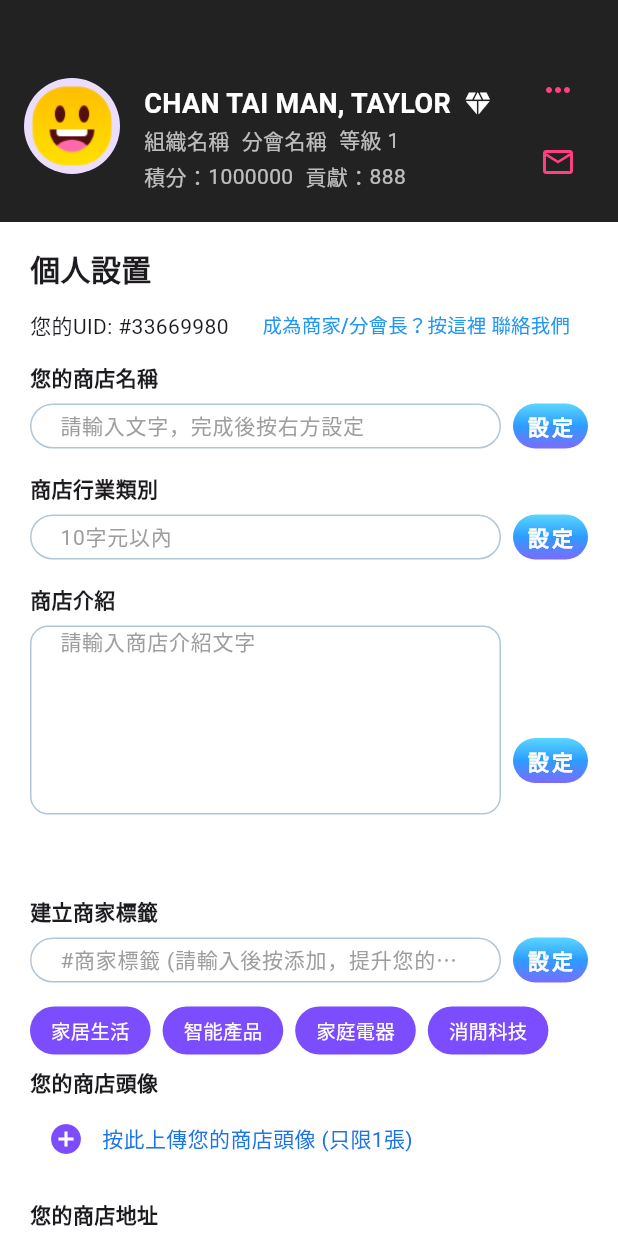
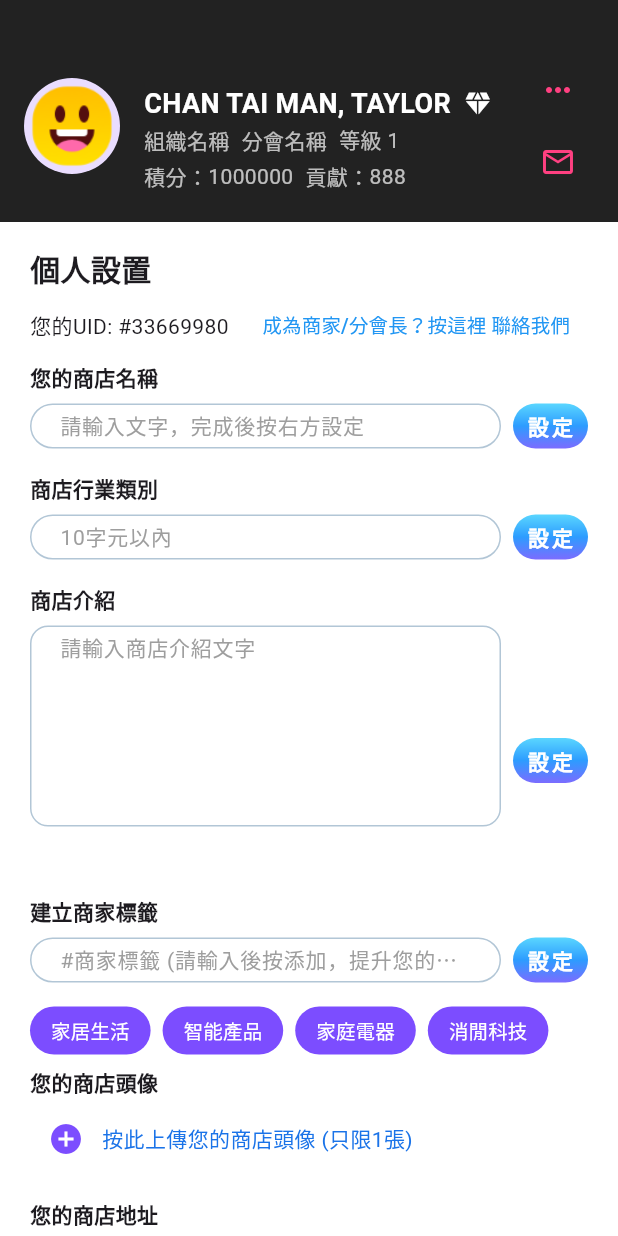
Before and after one commit to wangqiwei66/business_synerthink, a Flutter app: the SettingView screen opened directly, on a phone screen of 412 x 824 dp. Run offline on Flutter 3.47's test engine with Material 3 defaults, Android fonts, the light colour scheme and no system bars; our stand-ins replace auto_size_text, cached_network_image, dio, fl_chart, flutter_animate, flutter_easyloading and 14 more; missing offline and left inert: dart:ffi, flutter_cupertino_datetime_picker, fluwx, jwt_decode, qr_code_scanner; accounts and stored records are empty; Roboto replaces fonts that are missing (PingFang SC).

Commit message:
优化输入框高度约束和内边距，调整焦点边框颜色

```diff
--- a/lib/app/pages/setting_view.dart
+++ b/lib/app/pages/setting_view.dart
@@ -183,8 +183,8 @@ class SettingView extends StatelessWidget {
             Expanded(
               child: ConstrainedBox(
                 constraints: BoxConstraints(
-                  minHeight: 30.0 * maxLines,
-                  maxHeight: 30.0 * maxLines,
+                  minHeight: height,
+                  maxHeight: height,
                 ),
                 child: TextField(
                   style: const TextStyle(
@@ -213,7 +213,7 @@ class SettingView extends StatelessWidget {
                     hintStyle:
                         const TextStyle(color: Colors.grey, fontSize: 14),
                     contentPadding:
-                        const EdgeInsets.symmetric(horizontal: 16, vertical: 0),
+                        const EdgeInsets.symmetric(horizontal: 16, vertical: 4),
                     border: OutlineInputBorder(
                       borderRadius: borderRadius,
                       borderSide: const BorderSide(color: Color(0xFFB2C6D6)),
@@ -302,7 +302,7 @@ class SettingView extends StatelessWidget {
                     focusedBorder: OutlineInputBorder(
                       borderRadius: BorderRadius.circular(32),
                       borderSide:
-                          const BorderSide(color: Color(0xFF7C4DFF), width: 2),
+                          const BorderSide(color: Color(0xff9747ff), width: 2),
                     ),
                   ),
                 ),
```
